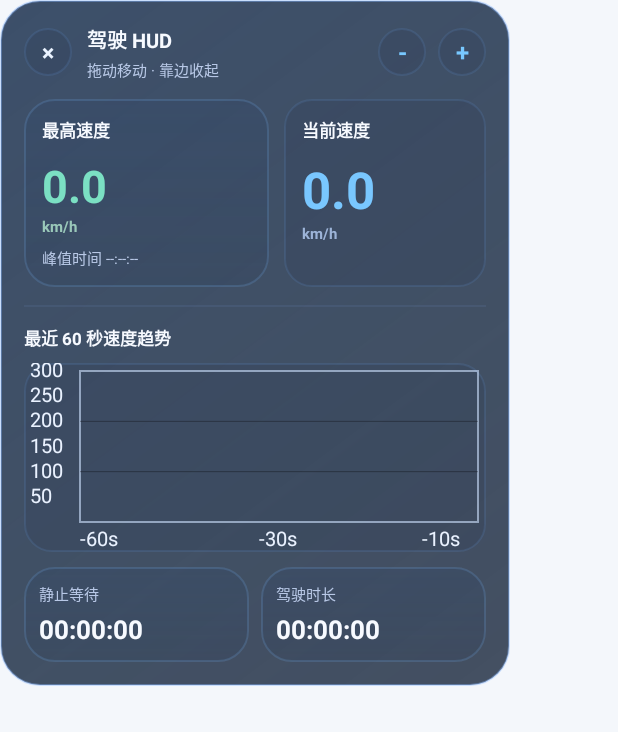
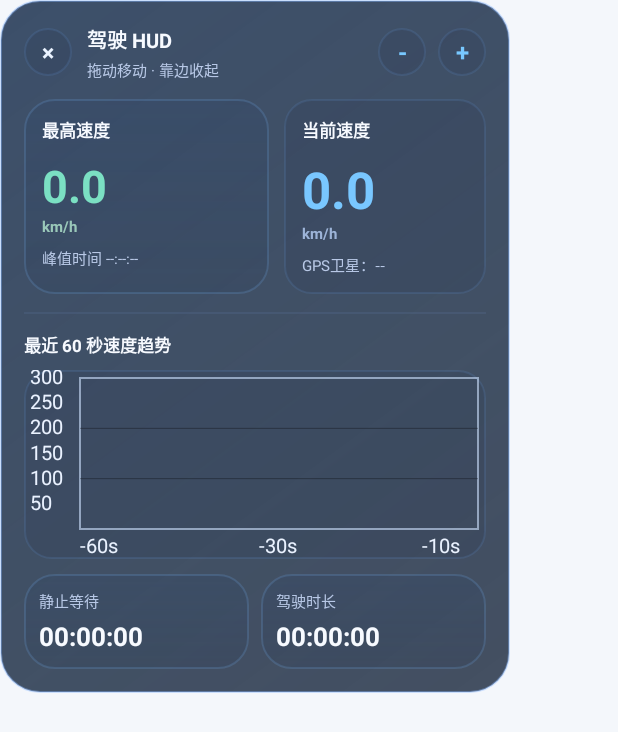
Before and after one commit to yangyongyongyong/CarSpeed, an Android app: the layout overlay_sensor_v3a.xml on its own in the app's theme, with its tools: preview values and no code run, on a phone screen of 412 x 824 dp. Shown: the top 732 px of the screen. Run offline under Robolectric (Android 15) with nearby library versions, the light colour scheme and no system bars.

Commit message:
add gps number

```diff
--- a/app/src/main/res/layout/overlay_sensor_v3a.xml
+++ b/app/src/main/res/layout/overlay_sensor_v3a.xml
@@ -178,6 +178,15 @@
                         android:textColor="#9DB4D8"
                         android:textSize="10sp"
                         android:textStyle="bold" />
+
+                    <TextView
+                        android:id="@+id/tvGpsSatelliteCount"
+                        android:layout_width="match_parent"
+                        android:layout_height="wrap_content"
+                        android:layout_marginTop="6dp"
+                        android:text="GPS卫星：--"
+                        android:textColor="#B8C8E6"
+                        android:textSize="10sp" />
                 </LinearLayout>
             </LinearLayout>
 
--- a/app/src/main/res/values/strings.xml
+++ b/app/src/main/res/values/strings.xml
@@ -28,4 +28,6 @@
     <string name="estimated_speed_label">估算速度</string>
     <string name="gps_estimate_hint">GPS丢失，惯性估算</string>
     <string name="gps_estimate_short">估算</string>
+    <string name="gps_satellite_label_fmt">GPS卫星：%1$d</string>
+    <string name="gps_satellite_unknown">GPS卫星：--</string>
 </resources>
```
Also changed, not shown: app/src/main/java/com/thomas/carspeed/OverlayService.kt (+61 -0 lines).
